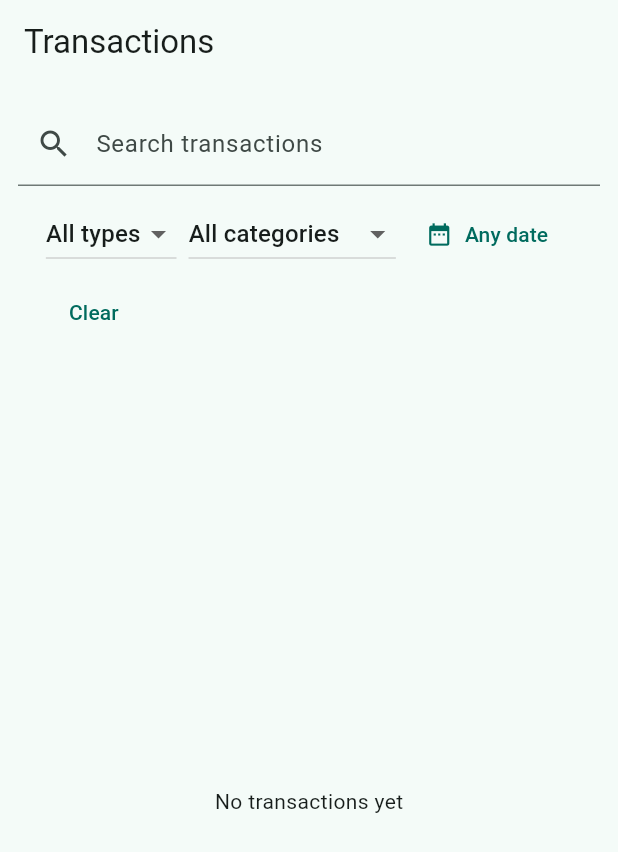
After one commit to mohamadnafe14-arch/Finora, a Flutter app: the screen it shows after launch, after a tap on "View transactions", on a phone screen of 412 x 824 dp. The commit adds this screen. Shown: the top 852 px of the screen. Run offline on Flutter 3.47's test engine with Material 3 defaults, Android fonts, the phone set to English and light mode, and no system bars; our stand-ins replace equatable, flutter_bloc, get_it, go_router, injectable, material_ui and 1 more; accounts and stored records are empty.

Commit message:
feat(transactions): add history screen

```diff
--- a/lib/app/router/app_router.dart
+++ b/lib/app/router/app_router.dart
@@ -2,13 +2,24 @@ import 'package:go_router/go_router.dart';
 import 'package:injectable/injectable.dart';
 
 import '../../features/home/presentation/pages/home_page.dart';
+import '../../features/transactions/presentation/pages/transactions_page.dart';
+import 'app_routes.dart';
 
 /// Central navigation configuration of the application.
 @lazySingleton
 class AppRouter {
   /// Application router. Feature routes are added here by later milestones.
   final GoRouter router = GoRouter(
-    initialLocation: '/',
-    routes: [GoRoute(path: '/', builder: (context, state) => const HomePage())],
+    initialLocation: AppRoutes.home,
+    routes: [
+      GoRoute(
+        path: AppRoutes.home,
+        builder: (context, state) => const HomePage(),
+      ),
+      GoRoute(
+        path: AppRoutes.transactions,
+        builder: (context, state) => const TransactionsPage(),
+      ),
+    ],
   );
 }
--- /dev/null
+++ b/lib/app/router/app_routes.dart
@@ -0,0 +1,5 @@
+/// Named route paths of the application.
+abstract final class AppRoutes {
+  static const home = '/';
+  static const transactions = '/transactions';
+}
--- a/lib/features/home/presentation/pages/home_page.dart
+++ b/lib/features/home/presentation/pages/home_page.dart
@@ -1,6 +1,8 @@
 import 'package:flutter_bloc/flutter_bloc.dart';
+import 'package:go_router/go_router.dart';
 import 'package:material_ui/material_ui.dart';
 
+import '../../../../app/router/app_routes.dart';
 import '../../../../core/di/injection.dart';
 import '../cubit/home_cubit.dart';
 import '../cubit/home_state.dart';
@@ -30,7 +32,20 @@ class _HomeView extends StatelessWidget {
           builder: (context, state) => Text(state.appName),
         ),
       ),
-      body: const Center(child: Text('Your finances, offline-first.')),
+      body: Center(
+        child: Column(
+          mainAxisAlignment: MainAxisAlignment.center,
+          children: [
+            const Text('Your finances, offline-first.'),
+            const SizedBox(height: 16),
+            FilledButton.icon(
+              onPressed: () => context.go(AppRoutes.transactions),
+              icon: const Icon(Icons.list_alt),
+              label: const Text('View transactions'),
+            ),
+          ],
+        ),
+      ),
     );
   }
 }
--- /dev/null
+++ b/lib/features/transactions/presentation/pages/transactions_page.dart
@@ -0,0 +1,47 @@
+import 'dart:async';
+
+import 'package:flutter_bloc/flutter_bloc.dart';
+import 'package:material_ui/material_ui.dart';
+
+import '../../../../core/di/injection.dart';
+import '../cubit/transaction_list_cubit.dart';
+import '../widgets/transaction_list_view.dart';
+
+/// Transaction history screen.
+class TransactionsPage extends StatefulWidget {
+  const TransactionsPage({super.key, this.cubit});
+
+  /// Optional preconfigured ViewModel, primarily for isolated widget tests.
+  final TransactionListCubit? cubit;
+
+  @override
+  State<TransactionsPage> createState() => _TransactionsPageState();
+}
+
+class _TransactionsPageState extends State<TransactionsPage> {
+  late final TransactionListCubit _cubit;
+
+  @override
+  void initState() {
+    super.initState();
+    _cubit = widget.cubit ?? getIt<TransactionListCubit>();
+    unawaited(_cubit.load());
+  }
+
+  @override
+  void dispose() {
+    if (widget.cubit == null) _cubit.close();
+    super.dispose();
+  }
+
+  @override
+  Widget build(BuildContext context) {
+    return BlocProvider.value(
+      value: _cubit,
+      child: Scaffold(
+        appBar: AppBar(title: const Text('Transactions')),
+        body: const TransactionListView(),
+      ),
+    );
+  }
+}
--- /dev/null
+++ b/lib/features/transactions/presentation/widgets/transaction_filter_bar.dart
@@ -0,0 +1,106 @@
+import 'dart:async';
+
+import 'package:flutter_bloc/flutter_bloc.dart';
+import 'package:material_ui/material_ui.dart';
+
+import '../../../../core/enums/transaction_type.dart';
+import '../../../../core/utils/date_display.dart';
+import '../../../../core/utils/utc_date_range.dart';
+import '../cubit/transaction_list_cubit.dart';
+
+/// Search, type, category, and local-day controls for the history screen.
+class TransactionFilterBar extends StatelessWidget {
+  const TransactionFilterBar({super.key});
+
+  @override
+  Widget build(BuildContext context) {
+    final cubit = context.read<TransactionListCubit>();
+    final state = context.watch<TransactionListCubit>().state;
+    final from = state.filter.from;
+    final dateLabel = from == null ? 'Any date' : DateDisplay.date(from);
+
+    return Padding(
+      padding: const EdgeInsets.all(12),
+      child: Column(
+        children: [
+          TextField(
+            key: const Key('transaction-search-field'),
+            decoration: const InputDecoration(
+              labelText: 'Search transactions',
+              prefixIcon: Icon(Icons.search),
+            ),
+            onChanged: cubit.searchChanged,
+          ),
+          const SizedBox(height: 8),
+          Wrap(
+            spacing: 8,
+            runSpacing: 4,
+            children: [
+              DropdownButton<TransactionType?>(
+                value: state.filter.type,
+                hint: const Text('Type'),
+                items: const [
+                  DropdownMenuItem(value: null, child: Text('All types')),
+                  DropdownMenuItem(
+                    value: TransactionType.income,
+                    child: Text('Income'),
+                  ),
+                  DropdownMenuItem(
+                    value: TransactionType.expense,
+                    child: Text('Expense'),
+                  ),
+                ],
+                onChanged: (value) => unawaited(cubit.typeFilterChanged(value)),
+              ),
+              DropdownButton<String?>(
+                value: state.filter.categoryId,
+                hint: const Text('Category'),
+                items: [
+                  const DropdownMenuItem(
+                    value: null,
+                    child: Text('All categories'),
+                  ),
+                  ...state.categories.map(
+                    (category) => DropdownMenuItem<String?>(
+                      value: category.id,
+                      child: Text(category.name),
+                    ),
+                  ),
+                ],
+                onChanged: (value) =>
+                    unawaited(cubit.categoryFilterChanged(value)),
+              ),
+              TextButton.icon(
+                key: const Key('transaction-date-filter'),
+                onPressed: () => _selectDay(context, cubit, from),
+                icon: const Icon(Icons.date_range),
+                label: Text(dateLabel),
+              ),
+              TextButton(
+                key: const Key('transaction-clear-filters'),
+                onPressed: () => unawaited(cubit.clearFilters()),
+                child: const Text('Clear'),
+              ),
+            ],
+          ),
+        ],
+      ),
+    );
+  }
+
+  Future<void> _selectDay(
+    BuildContext context,
+    TransactionListCubit cubit,
+    DateTime? from,
+  ) async {
+    final picked = await showDatePicker(
+      context: context,
+      initialDate: from?.toLocal() ?? DateTime.now(),
+      firstDate: DateTime(2000),
+      lastDate: DateTime(2100),
+    );
+    if (picked != null) {
+      await cubit.dateRangeChanged(UtcDateRange.forLocalDay(picked));
+    }
+  }
+}
--- /dev/null
+++ b/lib/features/transactions/presentation/widgets/transaction_list_view.dart
@@ -0,0 +1,61 @@
+import 'dart:async';
+
+import 'package:flutter_bloc/flutter_bloc.dart';
+import 'package:material_ui/material_ui.dart';
+
+import '../cubit/transaction_list_cubit.dart';
+import '../cubit/transaction_list_state.dart';
+import 'transaction_filter_bar.dart';
+import 'transaction_list_tile.dart';
+import 'transaction_state_placeholder.dart';
+
+/// State-aware body of the transaction history screen.
+class TransactionListView extends StatelessWidget {
+  const TransactionListView({super.key});
+
+  @override
+  Widget build(BuildContext context) {
+    final cubit = context.read<TransactionListCubit>();
+    final state = context.watch<TransactionListCubit>().state;
+
+    return Column(
+      children: [
+        const TransactionFilterBar(),
+        Expanded(child: _content(context, state, cubit)),
+      ],
+    );
+  }
+
+  Widget _content(
+    BuildContext context,
+    TransactionListState state,
+    TransactionListCubit cubit,
+  ) {
+    if (state.status != TransactionListStatus.success) {
+      return TransactionStatePlaceholder(
+        status: state.status,
+        message: state.errorMessage,
+        onRetry: () => unawaited(cubit.load()),
+      );
+    }
+
+    final names = <String, String>{
+      for (final category in state.categories) category.id: category.name,
+    };
+    return RefreshIndicator(
+      key: const Key('transaction-list'),
+      onRefresh: cubit.refresh,
+      child: ListView.separated(
+        itemCount: state.transactions.length,
+        separatorBuilder: (_, _) => const Divider(height: 1),
+        itemBuilder: (context, index) {
+          final transaction = state.transactions[index];
+          return TransactionListTile(
+            transaction: transaction,
+            categoryName: names[transaction.categoryId] ?? 'Unknown category',
+          );
+        },
+      ),
+    );
+  }
+}
--- /dev/null
+++ b/lib/features/transactions/presentation/widgets/transaction_state_placeholder.dart
@@ -0,0 +1,51 @@
+import 'package:material_ui/material_ui.dart';
+
+import '../cubit/transaction_list_state.dart';
+
+/// Loading, empty, and failure content for the history screen.
+class TransactionStatePlaceholder extends StatelessWidget {
+  const TransactionStatePlaceholder({
+    super.key,
+    required this.status,
+    this.message,
+    this.onRetry,
+  });
+
+  final TransactionListStatus status;
+  final String? message;
+  final VoidCallback? onRetry;
+
+  @override
+  Widget build(BuildContext context) {
+    switch (status) {
+      case TransactionListStatus.loading:
+        return const Center(
+          key: Key('transaction-loading'),
+          child: CircularProgressIndicator(),
+        );
+      case TransactionListStatus.empty:
+        return const Center(
+          key: Key('transaction-empty'),
+          child: Text('No transactions yet'),
+        );
+      case TransactionListStatus.failure:
+        return Center(
+          child: Column(
+            mainAxisAlignment: MainAxisAlignment.center,
+            children: [
+              Text(message ?? 'Unable to load transactions.'),
+              const SizedBox(height: 12),
+              FilledButton(
+                key: const Key('transaction-retry'),
+                onPressed: onRetry,
+                child: const Text('Retry'),
+              ),
+            ],
+          ),
+        );
+      case TransactionListStatus.initial:
+      case TransactionListStatus.success:
+        return const SizedBox.shrink();
+    }
+  }
+}
```
Also changed, not shown: lib/features/transactions/presentation/widgets/transaction_list_tile.dart (added, +43 -0 lines), 2 other files.
